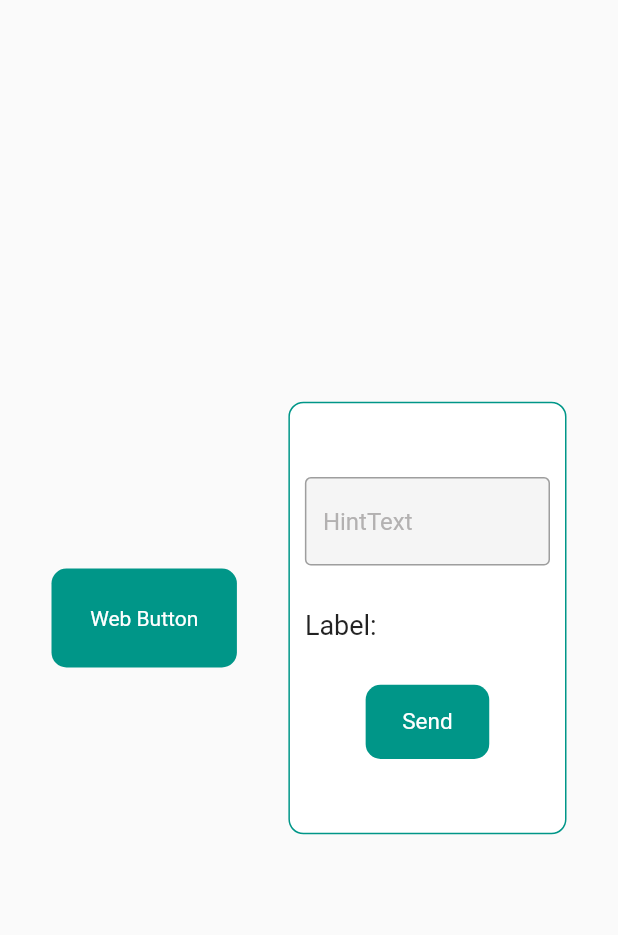
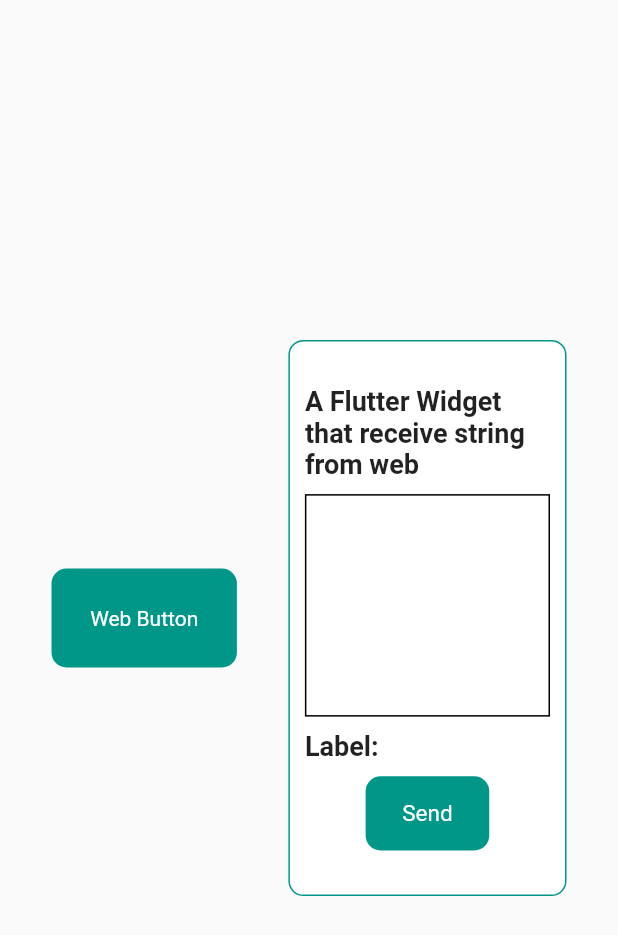
Before and after one commit to ioopl/flutter-iframe-poc, a Flutter app: the screen it shows after launch, on a phone screen of 412 x 824 dp. Shown: the top 935 px of the screen. Run offline on Flutter 3.47's test engine with Material 2 defaults, Android fonts, the phone set to English and light mode, and no system bars; our stand-ins replace get; missing offline and left inert: webviewx.

Commit message:
Label widget with state management

```diff
--- /dev/null
+++ b/lib/controllers/app_controller.dart
@@ -0,0 +1,7 @@
+import 'package:get/get.dart';
+
+class AppController extends GetxController {
+  var label = ''.obs;
+  var inputString = ''.obs;
+  var buttonText = 'Web Button'.obs;
+}
--- a/lib/pages/home_page.dart
+++ b/lib/pages/home_page.dart
@@ -1,5 +1,9 @@
 import 'package:flutter/cupertino.dart';
 import 'package:flutter/material.dart';
+import 'package:flutter_iframe_poc/controllers/app_controller.dart';
+import 'package:flutter_iframe_poc/pages/widgets/label_widget.dart';
+import 'package:flutter_iframe_poc/pages/widgets/label_widget_iframe.dart';
+import 'package:get/get.dart';
 
 class HomePage extends StatefulWidget {
   const HomePage({Key? key}) : super(key: key);
@@ -9,100 +13,43 @@
 }
 
 class _HomePageState extends State<HomePage> {
-  TextEditingController inputController = TextEditingController();
+  final appController = Get.put(AppController());
 
   @override
   Widget build(BuildContext context) {
     return Scaffold(
-      body: Center(
+      body: Obx(
+        () => Center(
           child: Row(
             mainAxisAlignment: MainAxisAlignment.spaceEvenly,
             crossAxisAlignment: CrossAxisAlignment.center,
             children: [
-            Container(
-              height: MediaQuery.of(context).size.height * 0.08,
-              width: MediaQuery.of(context).size.width * 0.3,
+              InkWell(
+                onTap: () {
+                  onPressButton();
+                },
+                child: Container(
+                  height: Get.height * 0.08,
+                  width: Get.width * 0.3,
                   alignment: Alignment.center,
                   decoration: BoxDecoration(color: Colors.teal, borderRadius: BorderRadius.circular(10)),
                   child: Text(
-                'Web Button',
+                    '${appController.buttonText.value}',
                     style: TextStyle(color: Colors.white),
                   ),
                 ),
-            Container(
-              height: MediaQuery.of(context).size.height * 0.35,
-              width: MediaQuery.of(context).size.width * 0.45,
-              alignment: Alignment.center,
-              padding: EdgeInsets.symmetric(horizontal: 10,vertical: 20),
-              decoration: BoxDecoration(color: Colors.white, borderRadius: BorderRadius.circular(10), border: Border.all(color: Colors.teal)),
-              child: Column(
-                mainAxisAlignment: MainAxisAlignment.spaceEvenly,
-                crossAxisAlignment: CrossAxisAlignment.start,
-                children: [
-                  textField(),
-                  Text(
-                    'Label:',
-                    style: TextStyle(color: Colors.black87, fontSize: 18),
               ),
-                  Center(
-                    child: Container(
-                      height: MediaQuery.of(context).size.height * 0.06,
-                      width: MediaQuery.of(context).size.width * 0.2,
-                      alignment: Alignment.center,
-                      decoration: BoxDecoration(
-                        color: Colors.teal,
-                        borderRadius: BorderRadius.circular(10),
-                      ),
-                      child: Text(
-                        'Send',
-                        style: TextStyle(color: Colors.white, fontSize: 15),
-                      ),
-                    ),
-                  ),
+              LabelWidget(),
+              //LabelWidgetiFrame(),
             ],
           ),
-            ),
-          ],
         ),
       ),
     );
   }
 
-  Widget textField() {
-    return TextField(
-      decoration: InputDecoration(
-        filled: true,
-        fillColor: Color(0xFFF2F2F2).withOpacity(0.75),
-        focusedBorder: OutlineInputBorder(
-          borderRadius: BorderRadius.all(Radius.circular(4)),
-          borderSide: BorderSide(width: 1, color: Colors.teal),
-        ),
-        disabledBorder: OutlineInputBorder(
-          borderRadius: BorderRadius.all(Radius.circular(4)),
-          borderSide: BorderSide(width: 1, color: Colors.grey),
-        ),
-        enabledBorder: OutlineInputBorder(
-          borderRadius: BorderRadius.all(Radius.circular(4)),
-          borderSide: BorderSide(width: 1, color: Colors.grey),
-        ),
-        border: OutlineInputBorder(
-          borderRadius: BorderRadius.all(Radius.circular(4)),
-          borderSide: BorderSide(width: 1),
-        ),
-        errorBorder: OutlineInputBorder(
-          borderRadius: BorderRadius.all(Radius.circular(4)),
-          borderSide: BorderSide(width: 1, color: Colors.black),
-        ),
-        focusedErrorBorder: OutlineInputBorder(
-          borderRadius: BorderRadius.all(Radius.circular(4)),
-          borderSide: BorderSide(width: 1, color: Colors.yellowAccent),
-        ),
-        hintText: "HintText",
-        hintStyle: TextStyle(fontSize: 16, color: Color(0xFFB3B1B1)),
-      ),
-      controller: inputController,
-      onChanged: (val) {},
-      obscureText: false,
-    );
+  void onPressButton() {
+    appController.label.value = '123';
+    appController.inputString.value = '';
   }
 }
--- /dev/null
+++ b/lib/pages/widgets/label_widget.dart
@@ -0,0 +1,79 @@
+import 'package:flutter/material.dart';
+import 'package:flutter_iframe_poc/controllers/app_controller.dart';
+import 'package:get/get.dart';
+
+class LabelWidget extends StatefulWidget {
+  const LabelWidget({Key? key}) : super(key: key);
+
+  @override
+  State<LabelWidget> createState() => _LabelWidgetState();
+}
+
+class _LabelWidgetState extends State<LabelWidget> {
+  final appController = Get.find<AppController>();
+
+  @override
+  Widget build(BuildContext context) {
+    return Obx(
+      () => Container(
+        height: Get.height * 0.45,
+        width: Get.width * 0.45,
+        alignment: Alignment.center,
+        padding: EdgeInsets.symmetric(horizontal: 10, vertical: 20),
+        decoration: BoxDecoration(
+          color: Colors.white,
+          borderRadius: BorderRadius.circular(10),
+          border: Border.all(color: Colors.teal),
+        ),
+        child: Column(
+          mainAxisAlignment: MainAxisAlignment.spaceEvenly,
+          crossAxisAlignment: CrossAxisAlignment.start,
+          children: [
+            Text(
+              'A Flutter Widget that receive string from web',
+              style: TextStyle(color: Colors.black87, fontSize: 18, fontWeight: FontWeight.bold),
+            ),
+            Container(
+              height: Get.height * 0.18,
+              alignment: Alignment.center,
+              decoration: BoxDecoration(
+                border: Border.all(),
+              ),
+              child: Text('${appController.inputString.value}'),
+            ),
+            if (appController.inputString.value.isEmpty)
+              Text(
+                'Label: ${appController.label.value}',
+                style: TextStyle(color: Colors.black87, fontSize: 18, fontWeight: FontWeight.bold),
+              ),
+            Center(
+              child: GestureDetector(
+                onTap: () {
+                  onTapSend();
+                },
+                child: Container(
+                  height: Get.height * 0.06,
+                  width: Get.width * 0.2,
+                  alignment: Alignment.center,
+                  decoration: BoxDecoration(
+                    color: Colors.teal,
+                    borderRadius: BorderRadius.circular(10),
+                  ),
+                  child: Text(
+                    'Send',
+                    style: TextStyle(color: Colors.white, fontSize: 15),
+                  ),
+                ),
+              ),
+            ),
+          ],
+        ),
+      ),
+    );
+  }
+
+  onTapSend() {
+    appController.buttonText.value = 'ABC';
+    appController.inputString.value = 'ABC';
+  }
+}
--- a/pubspec.yaml
+++ b/pubspec.yaml
@@ -28,6 +28,8 @@
   # The following adds the Cupertino Icons font to your application.
   # Use with the CupertinoIcons class for iOS style icons.
   cupertino_icons: ^1.0.2
+  webviewx: ^0.2.1
+  get: ^4.6.0
 
 dev_dependencies:
   flutter_test:
```
Also changed, not shown: lib/pages/widgets/input_field.dart (added, +51 -0 lines), lib/pages/widgets/label_widget_iframe.dart (added, +123 -0 lines), pubspec.lock. Lines whose indentation alone changed are shown as unchanged.
